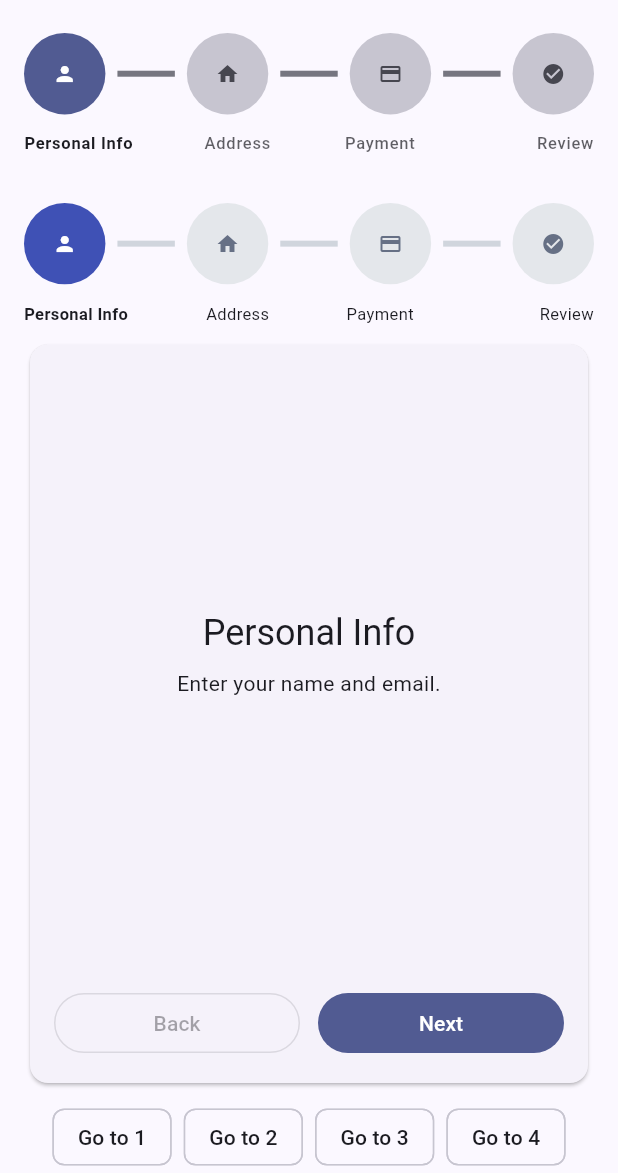
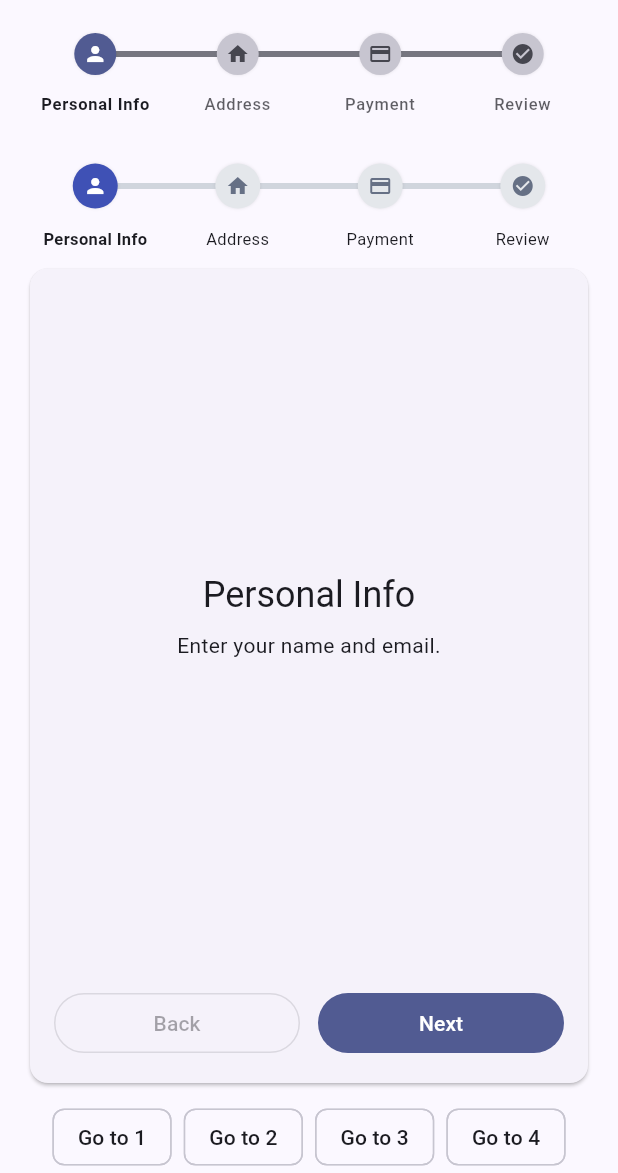
Before and after one commit to AminMemariani/step_bar, a Flutter app: the screen it shows after launch, on a phone screen of 412 x 824 dp, the part 63-1236 px from its top. Run offline on Flutter 3.47's test engine with Material 3 defaults, Android fonts, the phone set to English and light mode, and no system bars.

Commit message:
Release v0.1.3: Improved StepBar layout with proper connector positioning
- Restructured StepBar widget layout with icons and labels in columns
- Connector lines now properly cross through center of step circles
- Connectors are hidden behind opaque step circles for clean appearance
- Connector bounds adjusted to only appear between circles
- Added subtle shadow to step circles for better depth perception
- Updated example README with comprehensive documentation
- Fixed deprecated withOpacity usage

```diff
--- a/lib/step_bar.dart
+++ b/lib/step_bar.dart
@@ -308,9 +308,9 @@ class StepBar extends StatelessWidget {
                   ? (resolvedCircleSize * 0.85).clamp(4.0, resolvedCircleSize)
                   : resolvedCircleSize);
 
-        // Build step indicators and labels separately
-        final List<Widget> stepIndicators = <Widget>[];
-        final List<Widget> stepLabels = <Widget>[];
+        // Build step columns (icon + label) and connectors separately
+        final List<Widget> stepColumns = <Widget>[];
+        final List<Widget> connectors = <Widget>[];
         final bool anyLabels = resolvedSteps.any((s) => s.label != null);
 
         for (int i = 0; i < numSteps; i++) {
@@ -318,10 +318,13 @@ class StepBar extends StatelessWidget {
           final Color color = resolveColorFor(step);
           final bool isActive = step.status == StepStatus.active;
 
-          // Create step indicator
-          stepIndicators.add(
+          // Create step column (icon + label)
+          stepColumns.add(
             Expanded(
-              child: _StepIndicator(
+              child: Column(
+                mainAxisSize: MainAxisSize.min,
+                children: <Widget>[
+                  _StepIndicator(
                     index: i,
                     circleSize: adaptiveCircle,
                     status: step.status,
@@ -337,14 +340,9 @@ class StepBar extends StatelessWidget {
                     iconThemeColor: _iconColorFor(themeData, step.status),
                     iconThemeSize: themeData.iconSize,
                   ),
-            ),
-          );
-
-          // Create step label
-          stepLabels.add(
-            Expanded(
-              child: anyLabels && step.label != null
-                  ? Text(
+                  if (anyLabels && step.label != null) ...<Widget>[
+                    SizedBox(height: resolvedSpacing),
+                    Text(
                       step.label!,
                       textAlign: i == 0
                           ? TextAlign.start
@@ -356,53 +354,65 @@ class StepBar extends StatelessWidget {
                           : (labelStyle ?? themeData.labelStyle),
                       maxLines: 2,
                       overflow: TextOverflow.ellipsis,
-                    )
-                  : const SizedBox.shrink(),
+                    ),
+                  ],
+                ],
+              ),
             ),
           );
-        }
 
-        return Padding(
-          padding: const EdgeInsets.symmetric(horizontal: 16.0, vertical: 8.0),
-          child: Column(
-            mainAxisSize: MainAxisSize.min,
-            children: <Widget>[
-              // Icons row with connectors positioned between them
-              Row(
-                crossAxisAlignment: CrossAxisAlignment.center,
-                children: <Widget>[
-                  for (int i = 0; i < numSteps; i++) ...<Widget>[
-                    stepIndicators[i],
-                    if (i < numSteps - 1)
+          // Create connector between steps (positioned underneath)
+          if (i < numSteps - 1) {
+            connectors.add(
               ultraTight
                   ? const SizedBox.shrink()
                   : Expanded(
                       child: _StepConnector(
                         isCompleted:
-                                    resolvedSteps[i].status ==
-                                        StepStatus.completed ||
-                                    resolvedSteps[i].status ==
-                                        StepStatus.active,
+                            resolvedSteps[i].status == StepStatus.completed ||
+                            resolvedSteps[i].status == StepStatus.active,
                         thickness: resolvedConnectorThickness,
-                                color:
-                                    (resolvedSteps[i].status ==
-                                        StepStatus.completed)
+                        color: (resolvedSteps[i].status == StepStatus.completed)
                             ? (resolvedSteps[i].completedColor ??
                                   completedColor ??
                                   themeData.completedColor ??
                                   theme.colorScheme.primary)
                             : resolvedConnectorColor,
-                                gap: themeData.connectorGap,
+                        gap: EdgeInsets
+                            .zero, // Remove gaps to connect directly to circles
                       ),
                     ),
-                  ],
+            );
+          }
+        }
+
+        return Padding(
+          padding: const EdgeInsets.symmetric(horizontal: 16.0, vertical: 8.0),
+          child: Stack(
+            children: <Widget>[
+              // Connectors positioned to cross through the center of the circles (rendered first, behind circles)
+              if (!ultraTight && numSteps > 1)
+                Positioned(
+                  top: adaptiveCircle / 2 - resolvedConnectorThickness / 2,
+                  left: 16.0 + adaptiveCircle,
+                  right: 16.0 + adaptiveCircle,
+                  child: Row(
+                    children: <Widget>[
+                      // Connectors between steps - only between circles, not extending beyond
+                      ...connectors,
                     ],
                   ),
-              // Labels row (only if there are labels)
-              if (anyLabels) ...<Widget>[
-                SizedBox(height: resolvedSpacing),
-                Row(children: stepLabels),
+                ),
+              // Step columns row (icons + labels) rendered on top to hide connectors
+              Column(
+                mainAxisSize: MainAxisSize.min,
+                children: <Widget>[
+                  Row(
+                    crossAxisAlignment: CrossAxisAlignment.start,
+                    children: stepColumns,
+                  ),
                 ],
+              ),
             ],
           ),
         );
@@ -504,6 +514,14 @@ class _StepIndicator extends StatelessWidget {
             decoration: BoxDecoration(
               color: backgroundColor,
               shape: BoxShape.circle,
+              boxShadow: [
+                // Add a subtle shadow to ensure the circle is visually on top
+                BoxShadow(
+                  color: Colors.black.withValues(alpha: 0.1),
+                  blurRadius: 1,
+                  offset: const Offset(0, 0),
+                ),
+              ],
             ),
             alignment: Alignment.center,
             child: IconTheme(
--- a/pubspec.yaml
+++ b/pubspec.yaml
@@ -1,6 +1,6 @@
 name: step_bar
 description: A customizable, responsive step progress bar for multi-step flows in Flutter.
-version: 0.1.2
+version: 0.1.3
 homepage: https://github.com/AminMemariani/step_bar
 repository: https://github.com/AminMemariani/step_bar
 issue_tracker: https://github.com/AminMemariani/step_bar/issues
```
Also changed, not shown: 1 other file. Lines whose indentation alone changed are shown as unchanged.
